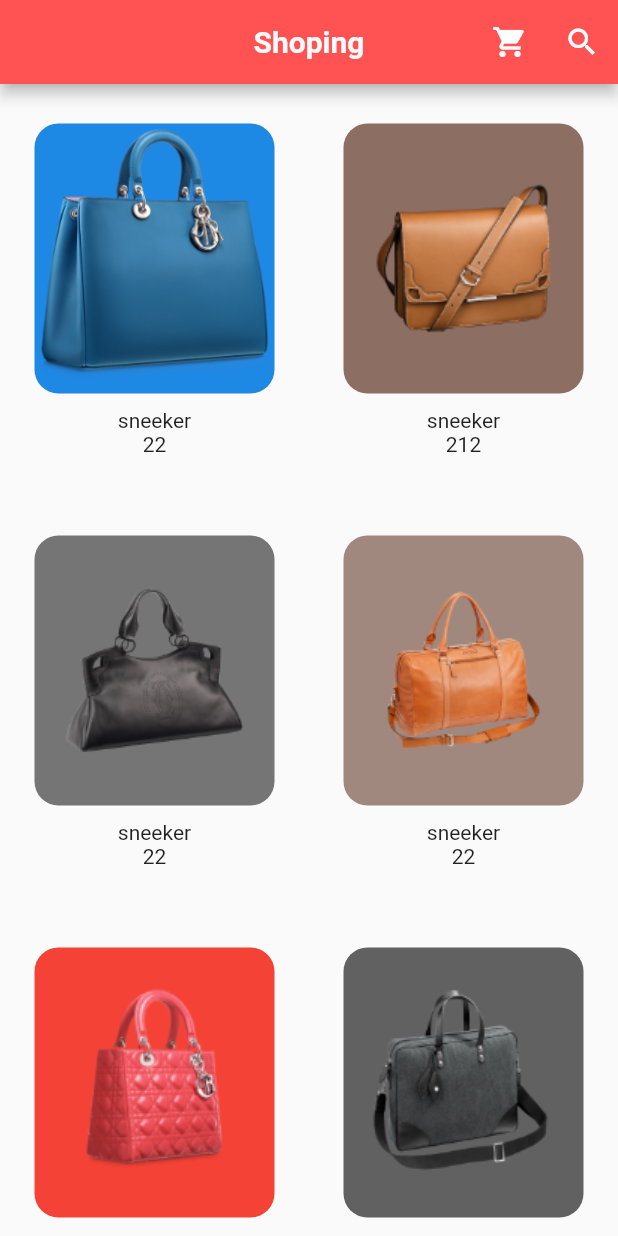
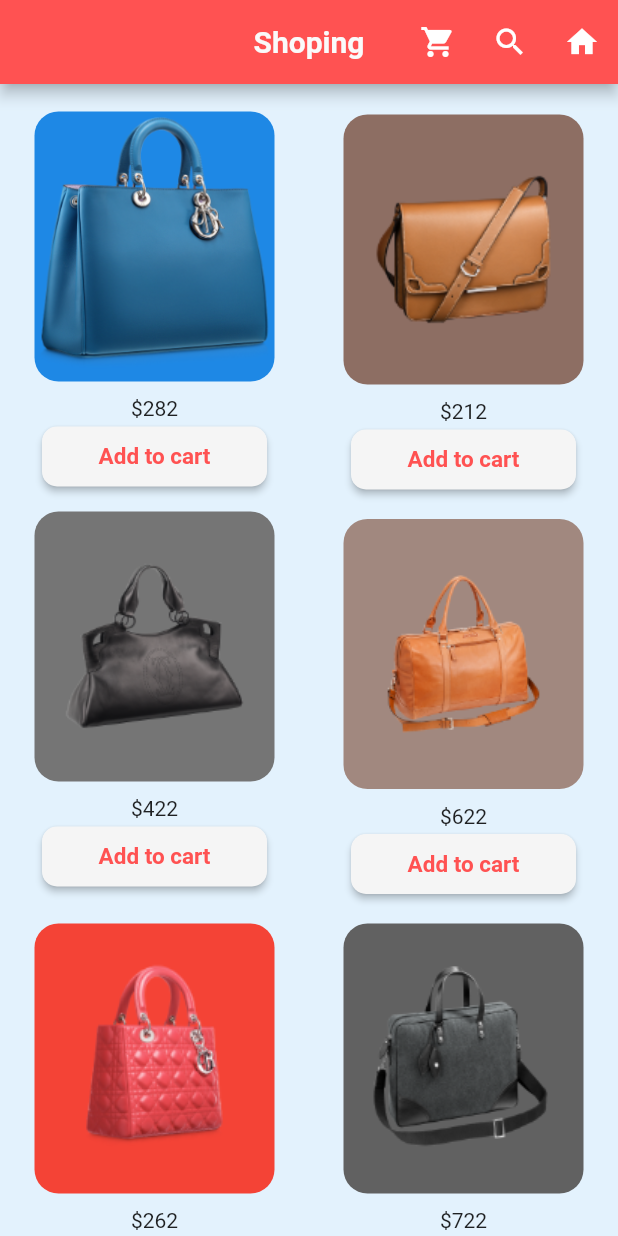
Before and after one commit to mosaber7/Software2_project_flutter, a Flutter app: the shoppage screen opened directly, on a phone screen of 412 x 824 dp. Run offline on Flutter 3.47's test engine with Material 2 defaults, Android fonts, the phone set to English and light mode, and no system bars.

Commit message:
shop page is succesful

```diff
--- a/software2_project/lib/shoppage.dart
+++ b/software2_project/lib/shoppage.dart
@@ -1,5 +1,6 @@
 import 'package:flutter/foundation.dart';
 import 'package:flutter/material.dart';
+import 'package:software2_project/homepage.dart';
 
 class shoppage extends StatelessWidget {
   @override
@@ -12,6 +13,7 @@ class shoppage extends StatelessWidget {
           children: List.generate(100, (index) {
             return products[index % 6];
           })),
+      backgroundColor: Colors.blue[50],
     );
   }
 }
@@ -20,6 +22,9 @@ List<Column> products = [
   Column(
     mainAxisAlignment: MainAxisAlignment.center,
     children: <Widget>[
+      SizedBox(
+        height: 16,
+      ),
       Container(
         margin: EdgeInsets.fromLTRB(10, 0, 10, 10),
         height: 180,
@@ -28,23 +33,60 @@ List<Column> products = [
         decoration: BoxDecoration(
             color: Colors.blue[600], borderRadius: BorderRadius.circular(16)),
       ),
-      Text("sneeker"),
-      Text('22'),
+      Text('\$282'),
+      ButtonTheme(
+        minWidth: 150.0,
+        height: 40.0,
+        child: RaisedButton(
+          onPressed: () {},
+          shape: RoundedRectangleBorder(
+              borderRadius: BorderRadiusDirectional.circular(10)),
+          color: Colors.grey[100],
+          child: Text(
+            'Add to cart',
+            style: TextStyle(
+              fontWeight: FontWeight.bold,
+              color: Colors.redAccent[200],
+              fontSize: 15,
+            ),
+          ),
+        ),
+      ),
     ],
   ),
   Column(
     mainAxisAlignment: MainAxisAlignment.center,
     children: <Widget>[
+      SizedBox(
+        height: 10,
+      ),
       Container(
-        margin: EdgeInsets.fromLTRB(10, 0, 10, 10),
+        margin: EdgeInsets.fromLTRB(10, 10, 10, 10),
         height: 180,
         width: 160,
         child: Image.asset('assets/bag_2.png'),
         decoration: BoxDecoration(
             color: Colors.brown[400], borderRadius: BorderRadius.circular(16)),
       ),
-      Text("sneeker"),
-      Text('212'),
+      Text('\$212'),
+      ButtonTheme(
+        minWidth: 150.0,
+        height: 40.0,
+        child: RaisedButton(
+          onPressed: () {},
+          shape: RoundedRectangleBorder(
+              borderRadius: BorderRadiusDirectional.circular(10)),
+          color: Colors.grey[100],
+          child: Text(
+            'Add to cart',
+            style: TextStyle(
+              fontWeight: FontWeight.bold,
+              color: Colors.redAccent[200],
+              fontSize: 15,
+            ),
+          ),
+        ),
+      ),
     ],
   ),
   Column(
@@ -58,23 +100,57 @@ List<Column> products = [
         decoration: BoxDecoration(
             color: Colors.grey[600], borderRadius: BorderRadius.circular(16)),
       ),
-      Text("sneeker"),
-      Text('22'),
+      Text('\$422'),
+      ButtonTheme(
+        minWidth: 150.0,
+        height: 40.0,
+        child: RaisedButton(
+          onPressed: () {},
+          shape: RoundedRectangleBorder(
+              borderRadius: BorderRadiusDirectional.circular(10)),
+          color: Colors.grey[100],
+          child: Text(
+            'Add to cart',
+            style: TextStyle(
+              fontWeight: FontWeight.bold,
+              color: Colors.redAccent[200],
+              fontSize: 15,
+            ),
+          ),
+        ),
+      ),
     ],
   ),
   Column(
     mainAxisAlignment: MainAxisAlignment.center,
     children: <Widget>[
       Container(
-        margin: EdgeInsets.fromLTRB(10, 0, 10, 10),
+        margin: EdgeInsets.fromLTRB(10, 10, 10, 10),
         height: 180,
         width: 160,
         child: Image.asset('assets/bag_4.png'),
         decoration: BoxDecoration(
             color: Colors.brown[300], borderRadius: BorderRadius.circular(16)),
       ),
-      Text("sneeker"),
-      Text('22'),
+      Text('\$622'),
+      ButtonTheme(
+        minWidth: 150.0,
+        height: 40.0,
+        child: RaisedButton(
+          onPressed: () {},
+          shape: RoundedRectangleBorder(
+              borderRadius: BorderRadiusDirectional.circular(10)),
+          color: Colors.grey[100],
+          child: Text(
+            'Add to cart',
+            style: TextStyle(
+              fontWeight: FontWeight.bold,
+              color: Colors.redAccent[200],
+              fontSize: 15,
+            ),
+          ),
+        ),
+      ),
     ],
   ),
   Column(
@@ -88,8 +164,25 @@ List<Column> products = [
         decoration: BoxDecoration(
             color: Colors.red[500], borderRadius: BorderRadius.circular(16)),
       ),
-      Text("sneeker"),
-      Text('22'),
+      Text('\$262'),
+      ButtonTheme(
+        minWidth: 150.0,
+        height: 40.0,
+        child: RaisedButton(
+          onPressed: () {},
+          shape: RoundedRectangleBorder(
+              borderRadius: BorderRadiusDirectional.circular(10)),
+          color: Colors.grey[100],
+          child: Text(
+            'Add to cart',
+            style: TextStyle(
+              fontWeight: FontWeight.bold,
+              color: Colors.redAccent[200],
+              fontSize: 15,
+            ),
+          ),
+        ),
+      ),
     ],
   ),
   Column(
@@ -103,8 +196,25 @@ List<Column> products = [
         decoration: BoxDecoration(
             color: Colors.grey[700], borderRadius: BorderRadius.circular(16)),
       ),
-      Text("sneeker"),
-      Text('22'),
+      Text('\$722'),
+      ButtonTheme(
+        minWidth: 150.0,
+        height: 40.0,
+        child: RaisedButton(
+          onPressed: () {},
+          shape: RoundedRectangleBorder(
+              borderRadius: BorderRadiusDirectional.circular(10)),
+          color: Colors.grey[100],
+          child: Text(
+            'Add to cart',
+            style: TextStyle(
+              fontWeight: FontWeight.bold,
+              color: Colors.redAccent[200],
+              fontSize: 15,
+            ),
+          ),
+        ),
+      ),
     ],
   ),
 ];
@@ -117,6 +227,11 @@ AppBar buildAppBar() {
       IconButton(icon: Icon(Icons.shopping_cart), onPressed: () {}),
       //searching button
       IconButton(icon: Icon(Icons.search), onPressed: () {}),
+      IconButton(
+          icon: Icon(Icons.home),
+          onPressed: () {
+            Homepage();
+          })
     ],
     backgroundColor: Colors.redAccent[200],
     title: Text(
--- a/software2_project/lib/signinpage.dart
+++ b/software2_project/lib/signinpage.dart
@@ -10,6 +10,7 @@ class signinpage extends StatefulWidget {
 class _signinpageState extends State<signinpage> {
   final myController1 = TextEditingController();
   final myController2 = TextEditingController();
+  String p = '';
   @override
   void dispose() {
     // Clean up the controller when the widget is disposed.
@@ -84,9 +85,15 @@ class _signinpageState extends State<signinpage> {
                   setState(() {
                     if (myController1.text == '1234' &&
                         myController2.text == '1234') {
+                      p = '';
                       Navigator.push(context,
                           MaterialPageRoute(builder: (context) => shoppage()));
-                    } else {}
+                    } else if (myController1.text.isEmpty ||
+                        myController2.text.isEmpty) {
+                      p = 'please complete all the fields';
+                    } else {
+                      p = 'Wrong username or password!';
+                    }
                   });
                 },
                 shape: RoundedRectangleBorder(
@@ -101,6 +108,16 @@ class _signinpageState extends State<signinpage> {
                 ),
               ),
             ),
+            SizedBox(
+              height: 10,
+            ),
+            Text(
+              p,
+              style: TextStyle(
+                color: Colors.redAccent[200],
+                fontSize: 12,
+              ),
+            )
           ],
         ),
       ),
```
